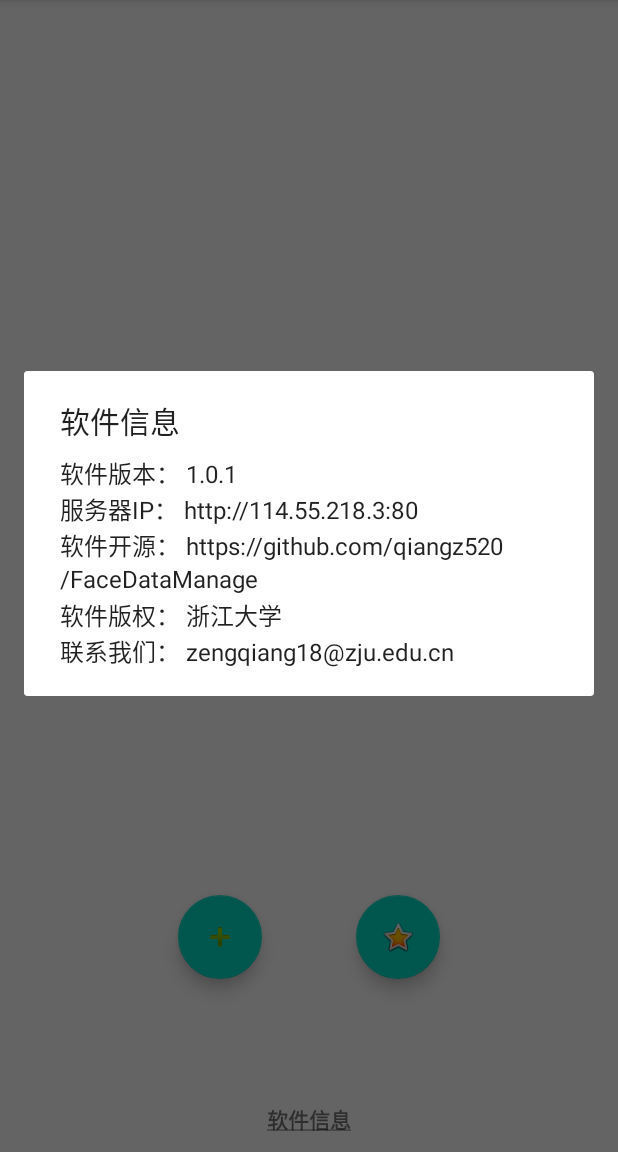
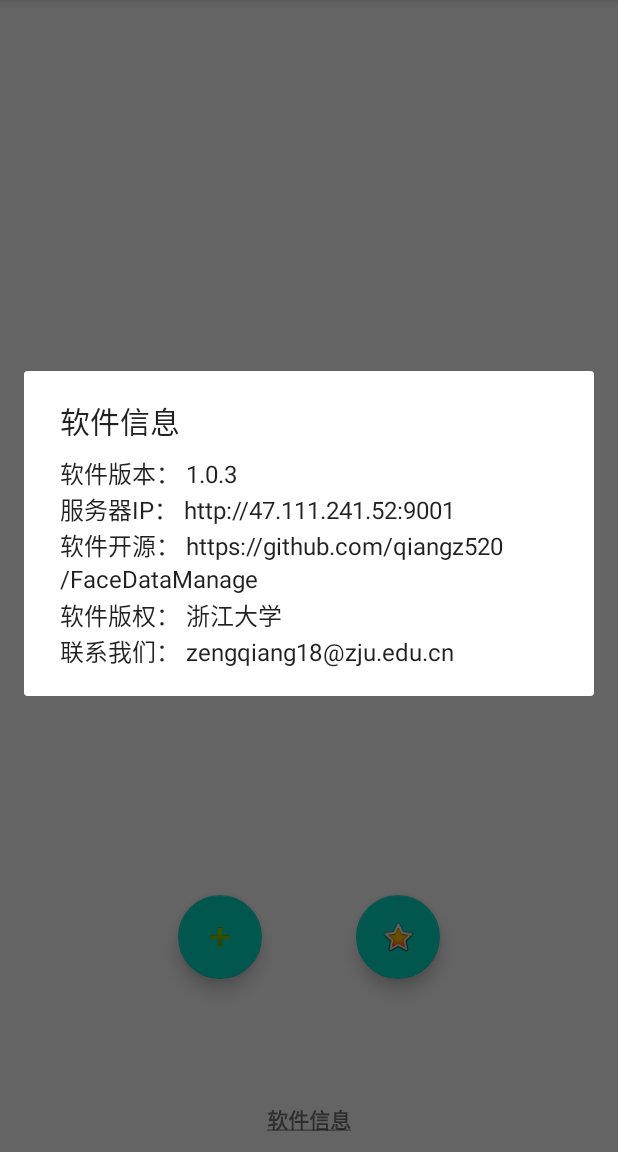
Before and after one commit to qiangcraft/FaceDataManage, an Android app: the screen it shows after launch (MainActivity), after a tap on "软件信息", on a phone screen of 412 x 824 dp, the part 84-1236 px from its top. Run offline under Robolectric (Android 15) with nearby library versions, the phone set to English and light mode, and no system bars; libraries missing offline, so code that uses them is left out: com.alibaba.fastjson, net.gotev.speech, org.tensorflow, org.tensorflow.contrib; 11 statements that could not run were skipped.

Commit message:
change the IP address

```diff
--- a/AddFace/app/src/main/java/com/example/addface/MainActivity.java
+++ b/AddFace/app/src/main/java/com/example/addface/MainActivity.java
@@ -65,13 +65,13 @@ import static com.example.addface.env.ImageUtils.resizeImage;
 
 public class MainActivity extends AppCompatActivity {
     public static final int FACE_SIZE = 112;
-    public static final String VERSION_NO = "1.0.1";
+    public static final String VERSION_NO = "1.0.3";
     public static final String OPEN_SOURCE_URL ="https://github.com/qiangz520/FaceDataManage";
     public static final String CONTACT_EMAIL = "zengqiang18@zju.edu.cn";
 
     //for Http Request
 //    public static final String IP = "http://10.214.193.33:80";
-    public static final String IP = "http://114.55.218.3:80";
+    public static final String IP = "http://47.111.241.52:9001";
     public static final String GET_FACES_URL = IP + "/pull";
     public static final String UPDATE_URL = IP + "/update";
     public static final String DELETE_URL = IP + "/delete?";
```
